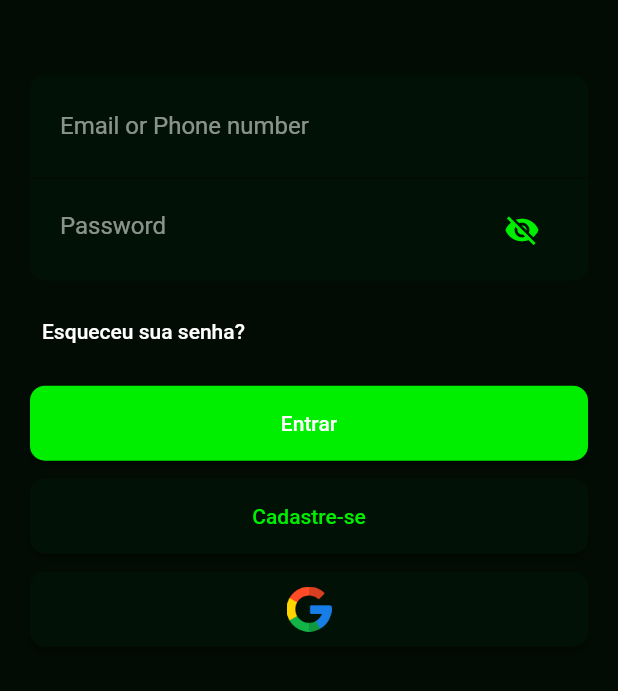
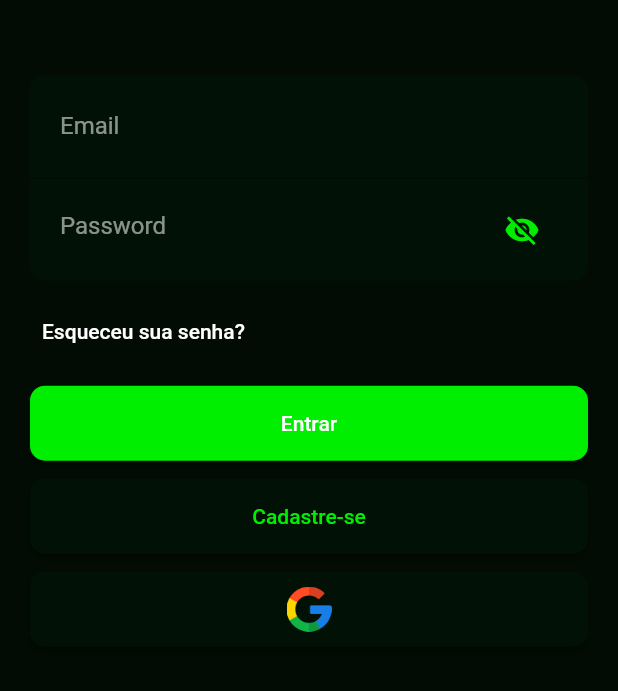
Before and after one commit to JFmaia/my-weed, a Flutter app: the screen it shows after launch, on a phone screen of 412 x 824 dp, the part 337-1028 px from its top. Run offline on Flutter 3.47's test engine with Material 2 defaults, Android fonts, the phone set to English and light mode, and no system bars; our stand-ins replace firebase_auth, firebase_core, flutter_mobx, flutter_modular, google_sign_in, mobx and 1 more; missing offline and left inert: animated_card; accounts and stored records are empty; generated files the repository leaves out were written again.

Commit message:
Adicionando uma Key ao textFormField.

```diff
--- a/myweed/lib/shared/components/container_login/container_login.dart
+++ b/myweed/lib/shared/components/container_login/container_login.dart
@@ -30,9 +30,10 @@ class _ContainerLoginState extends State<ContainerLogin> {
               ),
             ),
             child: TextFormField(
+              key: ValueKey("email"),
               decoration: InputDecoration(
                 border: InputBorder.none,
-                hintText: "Email or Phone number",
+                hintText: "Email",
                 hintStyle: TextStyle(color: Colors.white54),
               ),
             ),
@@ -41,6 +42,7 @@ class _ContainerLoginState extends State<ContainerLogin> {
             padding: const EdgeInsets.symmetric(vertical: 10, horizontal: 20),
             child: Observer(
               builder: (context) => TextFormField(
+                key: ValueKey("password"),
                 obscureText: _controller.isVisible,
                 decoration: InputDecoration(
                   border: InputBorder.none,
```
